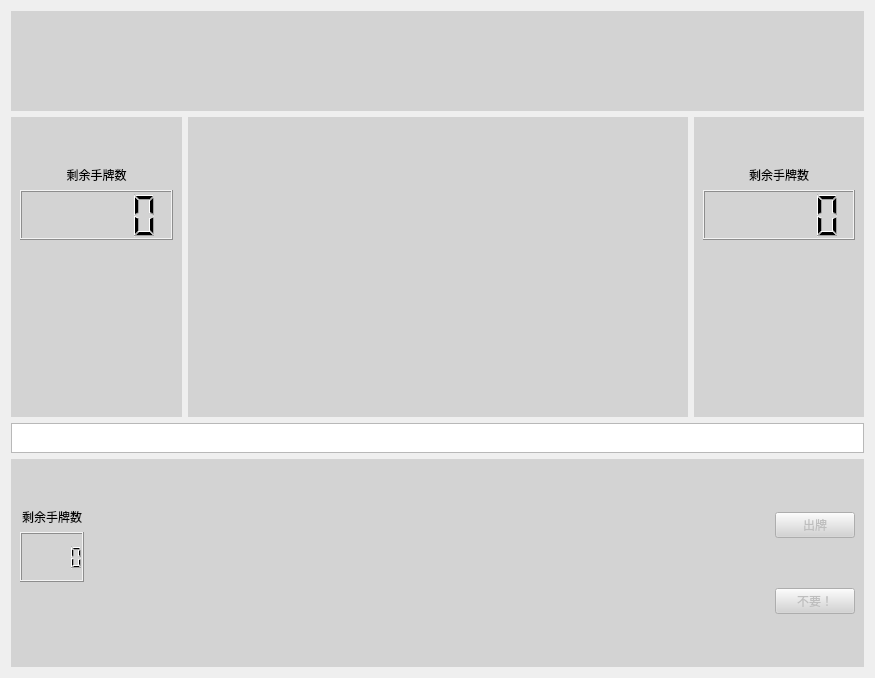
Qt form game.ui (NickLennonLiu/landlord) before a commit.
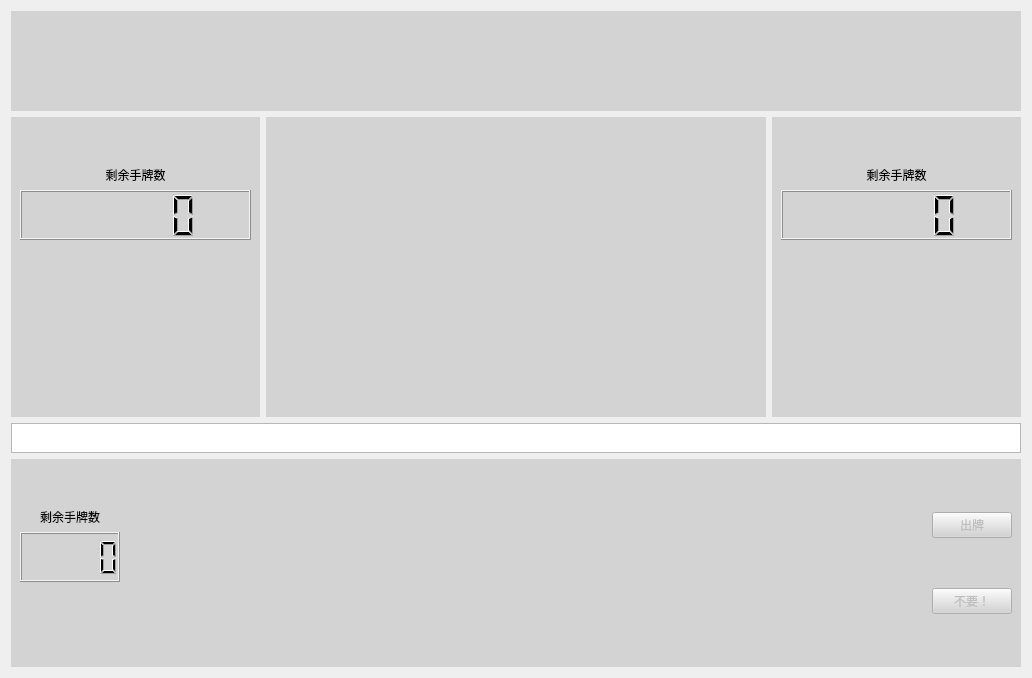
The same form after that commit.

What changed in the file:
```diff
--- a/game.ui
+++ b/game.ui
@@ -6,7 +6,7 @@
    <rect>
     <x>0</x>
     <y>0</y>
-    <width>875</width>
+    <width>1028</width>
     <height>678</height>
    </rect>
   </property>
@@ -82,6 +82,9 @@
             </item>
             <item>
              <layout class="QVBoxLayout" name="verticalLayout_12">
+              <property name="leftMargin">
+               <number>0</number>
+              </property>
               <item>
                <widget class="QLabel" name="label_2">
                 <property name="text">
@@ -100,6 +103,28 @@
                   <height>50</height>
                  </size>
                 </property>
+                <property name="maximumSize">
+                 <size>
+                  <width>16777215</width>
+                  <height>16777215</height>
+                 </size>
+                </property>
+               </widget>
+              </item>
+              <item>
+               <widget class="QLabel" name="uLord">
+                <property name="font">
+                 <font>
+                  <family>SimSun-ExtB</family>
+                  <pointsize>14</pointsize>
+                 </font>
+                </property>
+                <property name="text">
+                 <string/>
+                </property>
+                <property name="alignment">
+                 <set>Qt::AlignRight|Qt::AlignTrailing|Qt::AlignVCenter</set>
+                </property>
                </widget>
               </item>
               <item>
@@ -194,6 +219,22 @@
                   <height>50</height>
                  </size>
                 </property>
+                <property name="layoutDirection">
+                 <enum>Qt::LeftToRight</enum>
+                </property>
+               </widget>
+              </item>
+              <item>
+               <widget class="QLabel" name="lLord">
+                <property name="font">
+                 <font>
+                  <family>SimSun-ExtB</family>
+                  <pointsize>14</pointsize>
+                 </font>
+                </property>
+                <property name="text">
+                 <string/>
+                </property>
                </widget>
               </item>
               <item>
@@ -275,7 +316,7 @@
                  </size>
                 </property>
                 <property name="text">
-                 <string> </string>
+                 <string/>
                 </property>
                 <property name="alignment">
                  <set>Qt::AlignCenter</set>
@@ -296,7 +337,7 @@
                <widget class="QLCDNumber" name="sNum">
                 <property name="minimumSize">
                  <size>
-                  <width>0</width>
+                  <width>100</width>
                   <height>50</height>
                  </size>
                 </property>
@@ -323,7 +364,7 @@
                <widget class="QWidget" name="handArea" native="true">
                 <property name="minimumSize">
                  <size>
-                  <width>0</width>
+                  <width>800</width>
                   <height>180</height>
                  </size>
                 </property>
```
Left out of the diff: 16 changed lines with no effect on the pictures.
